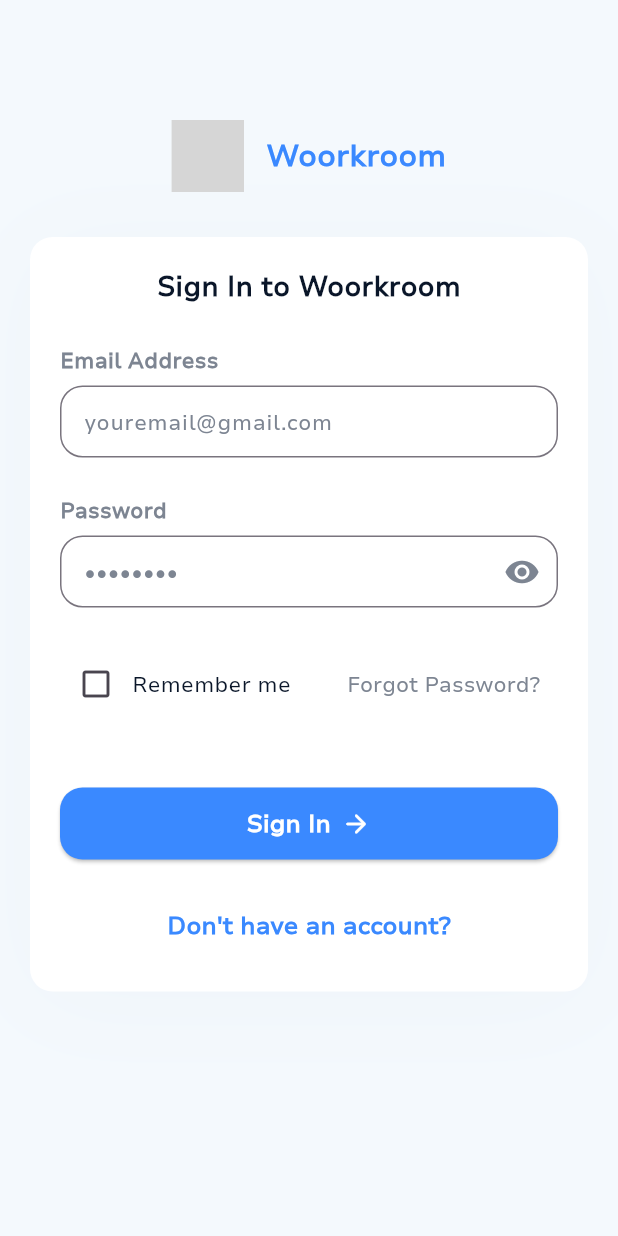
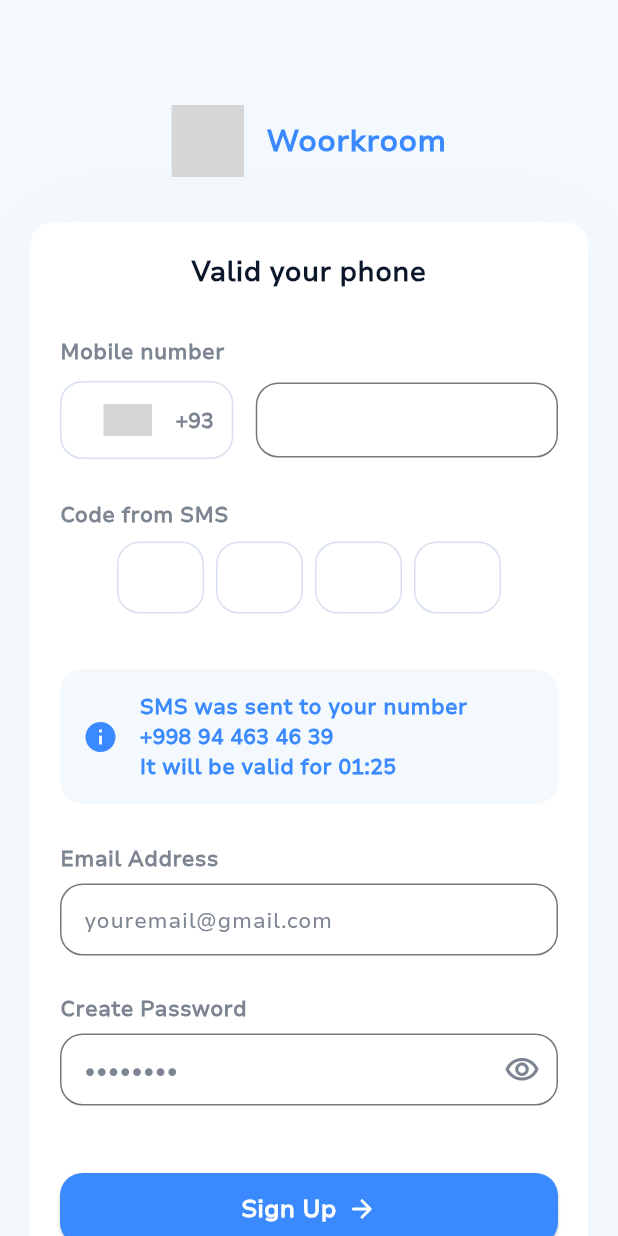
Before and after one commit to khusantoy/EduNazorat, a Flutter app: the screen it shows after launch, on a phone screen of 412 x 824 dp. Run offline on Flutter 3.47's test engine with Material 3 defaults, Android fonts, the light colour scheme and no system bars; drawn by our look-alikes of country_code_picker, pinput; our stand-ins replace flutter_svg; grey boxes are pictures that could not be loaded.

Commit message:
completed screens

```diff
--- a/lib/main.dart
+++ b/lib/main.dart
@@ -1,4 +1,4 @@
-import 'package:crm_system/ui/screen/auth/sign_in_screen.dart';
+import 'package:crm_system/ui/screen/auth/sign_up_screen.dart';
 import 'package:flutter/material.dart';
 
 void main() {
@@ -14,7 +14,7 @@ class MyApp extends StatelessWidget {
       debugShowCheckedModeBanner: false,
       title: 'CRM System',
       theme: ThemeData(fontFamily: "Nunito Sans"),
-      home: const SignInScreen(),
+      home: const SignUpScreen(),
     );
   }
 }
--- a/lib/ui/screen/auth/sign_in_screen.dart
+++ b/lib/ui/screen/auth/sign_up_screen.dart
@@ -1,16 +1,34 @@
+import 'package:country_code_picker/country_code_picker.dart';
 import 'package:crm_system/utils/colors.dart';
 import 'package:flutter/material.dart';
 import 'package:flutter_svg/flutter_svg.dart';
+import 'package:pinput/pinput.dart';
 
-class SignInScreen extends StatefulWidget {
-  const SignInScreen({super.key});
+class SignUpScreen extends StatefulWidget {
+  const SignUpScreen({super.key});
 
   @override
-  State<SignInScreen> createState() => _SignInScreenState();
+  State<SignUpScreen> createState() => _SignUpScreenState();
 }
 
-class _SignInScreenState extends State<SignInScreen> {
+class _SignUpScreenState extends State<SignUpScreen> {
   bool visibilityPassword = true;
+
+  final defaultPinTheme = PinTheme(
+    width: 58,
+    height: 48,
+    textStyle: const TextStyle(
+      fontSize: 14,
+      color: AppColors.customGray,
+    ),
+    decoration: BoxDecoration(
+      border: Border.all(
+        color: const Color(0xFFD8E0F0),
+      ),
+      borderRadius: BorderRadius.circular(15),
+    ),
+  );
+
   @override
   Widget build(BuildContext context) {
     return Scaffold(
@@ -24,7 +42,7 @@ class _SignInScreenState extends State<SignInScreen> {
             child: Column(
               children: [
                 const SizedBox(
-                  height: 60,
+                  height: 50,
                 ),
                 Row(
                   mainAxisAlignment: MainAxisAlignment.center,
@@ -67,12 +85,148 @@ class _SignInScreenState extends State<SignInScreen> {
                       const Align(
                         alignment: Alignment.center,
                         child: Text(
-                          "Sign In to Woorkroom",
+                          "Valid your phone",
                           style: TextStyle(
                             fontSize: 18,
                             fontWeight: FontWeight.w700,
                             color: AppColors.customBlack,
                           ),
+                        ),
+                      ),
+                      const SizedBox(
+                        height: 30,
+                      ),
+                      const Text(
+                        "Mobile number",
+                        style: TextStyle(
+                          fontSize: 14,
+                          fontWeight: FontWeight.w700,
+                          color: AppColors.customGray,
+                        ),
+                      ),
+                      const SizedBox(
+                        height: 10,
+                      ),
+                      Row(
+                        children: [
+                          Container(
+                            decoration: BoxDecoration(
+                              borderRadius: BorderRadius.circular(15),
+                              border: Border.all(
+                                width: 1,
+                                color: const Color(0xFFD8E0F0),
+                              ),
+                            ),
+                            child: const SizedBox(
+                              height: 50,
+                              child: CountryCodePicker(
+                                padding: EdgeInsets.symmetric(horizontal: 0),
+                                textStyle: TextStyle(
+                                  fontSize: 14,
+                                  fontWeight: FontWeight.w700,
+                                  color: AppColors.customGray,
+                                ),
+                              ),
+                            ),
+                          ),
+                          const SizedBox(
+                            width: 15,
+                          ),
+                          Expanded(
+                            child: SizedBox(
+                              height: 50,
+                              child: TextFormField(
+                                keyboardType: TextInputType.number,
+                                decoration: const InputDecoration(
+                                  border: OutlineInputBorder(
+                                    borderRadius: BorderRadius.all(
+                                      Radius.circular(15),
+
+                                    ),
+                                    borderSide: BorderSide()
+                                  ),
+                                ),
+                              ),
+                            ),
+                          )
+                        ],
+                      ),
+                      const SizedBox(
+                        height: 27,
+                      ),
+                      const Text(
+                        "Code from SMS",
+                        style: TextStyle(
+                          fontSize: 14,
+                          fontWeight: FontWeight.w700,
+                          color: AppColors.customGray,
+                        ),
+                      ),
+                      const SizedBox(
+                        height: 8,
+                      ),
+                      Align(
+                        alignment: Alignment.center,
+                        child: Pinput(
+                          defaultPinTheme: defaultPinTheme,
+                        ),
+                      ),
+                      const SizedBox(
+                        height: 37,
+                      ),
+                      Container(
+                        padding: const EdgeInsets.all(15),
+                        decoration: BoxDecoration(
+                          color: AppColors.customBlueWhiter,
+                          borderRadius: BorderRadius.circular(15),
+                        ),
+                        child: const Column(
+                          children: [
+                            Row(
+                              children: [
+                                Column(
+                                  children: [
+                                    Icon(
+                                      Icons.info,
+                                      color: AppColors.customBlue,
+                                    ),
+                                  ],
+                                ),
+                                SizedBox(
+                                  width: 14,
+                                ),
+                                Column(
+                                  crossAxisAlignment: CrossAxisAlignment.start,
+                                  children: [
+                                    Text(
+                                      "SMS was sent to your number",
+                                      style: TextStyle(
+                                        fontSize: 14,
+                                        fontWeight: FontWeight.w600,
+                                        color: AppColors.customBlue,
+                                      ),
+                                    ),
+                                    Text(
+                                      "+998 94 463 46 39",
+                                      style: TextStyle(
+                                        fontSize: 14,
+                                        fontWeight: FontWeight.w600,
+                                        color: AppColors.customBlue,
+                                      ),
+                                    ),
+                                    Text(
+                                      "It will be valid for 01:25",
+                                      style: TextStyle(
+                                        fontSize: 14,
+                                        fontWeight: FontWeight.w600,
+                                        color: AppColors.customBlue,
+                                      ),
+                                    ),
+                                  ],
+                                )
+                              ],
+                            )
+                          ],
                         ),
                       ),
                       const SizedBox(
@@ -114,7 +268,7 @@ class _SignInScreenState extends State<SignInScreen> {
                         height: 25,
                       ),
                       const Text(
-                        "Password",
+                        "Create Password",
                         style: TextStyle(
                           fontSize: 14,
                           fontWeight: FontWeight.w700,
@@ -142,45 +296,11 @@ class _SignInScreenState extends State<SignInScreen> {
                               color: AppColors.customGray,
                             ),
                             suffixIcon: const Icon(
-                              Icons.visibility,
+                              Icons.visibility_outlined,
                               color: AppColors.customGray,
                             ),
                           ),
                         ),
-                      ),
-                      const SizedBox(
-                        height: 27,
-                      ),
-                      Row(
-                        mainAxisAlignment: MainAxisAlignment.spaceBetween,
-                        children: [
-                          Row(
-                            mainAxisSize: MainAxisSize.min,
-                            children: [
-                              IconButton(
-                                onPressed: () {},
-                                icon: const Icon(Icons.check_box_outline_blank),
-                              ),
-                              const Text(
-                                "Remember me",
-                                style: TextStyle(
-                                  fontSize: 14,
-                                  color: AppColors.customBlack,
-                                ),
-                              ),
-                            ],
-                          ),
-                          TextButton(
-                            onPressed: () {},
-                            child: const Text(
-                              "Forgot Password?",
-                              style: TextStyle(
-                                fontSize: 14,
-                                color: AppColors.customGray,
-                              ),
-                            ),
-                          )
-                        ],
                       ),
                       const SizedBox(
                         height: 45,
@@ -200,7 +320,7 @@ class _SignInScreenState extends State<SignInScreen> {
                             mainAxisAlignment: MainAxisAlignment.center,
                             children: [
                               Text(
-                                "Sign In",
+                                "Sign Up",
                                 style: TextStyle(
                                   fontSize: 16,
                                   fontWeight: FontWeight.w700,
@@ -225,7 +345,7 @@ class _SignInScreenState extends State<SignInScreen> {
                         child: TextButton(
                           onPressed: () {},
                           child: const Text(
-                            "Don't have an account?",
+                            "Already have an account?",
                             style: TextStyle(
                               fontSize: 16,
                               fontWeight: FontWeight.w600,
--- a/pubspec.yaml
+++ b/pubspec.yaml
@@ -36,6 +36,8 @@ dependencies:
   # Use with the CupertinoIcons class for iOS style icons.
   cupertino_icons: ^1.0.8
   flutter_svg: ^2.0.10+1
+  country_code_picker: ^3.0.0
+  pinput: ^5.0.0
 
 dev_dependencies:
   flutter_test:
```
Also changed, not shown: pubspec.lock.
